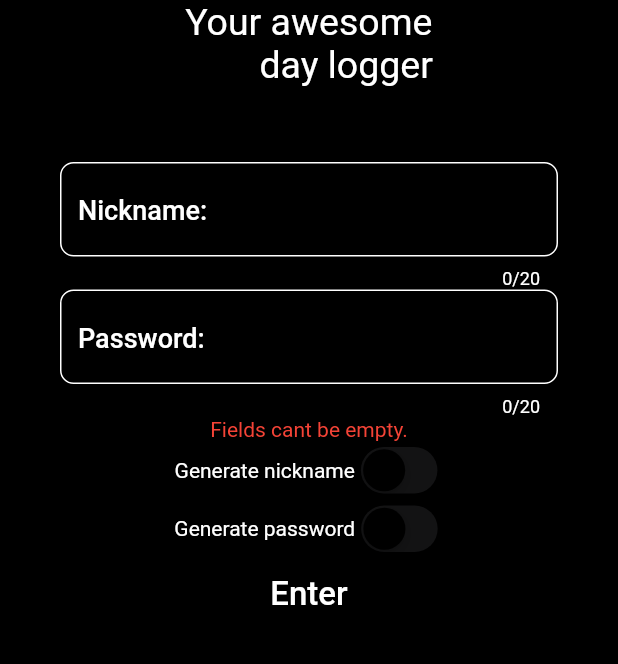
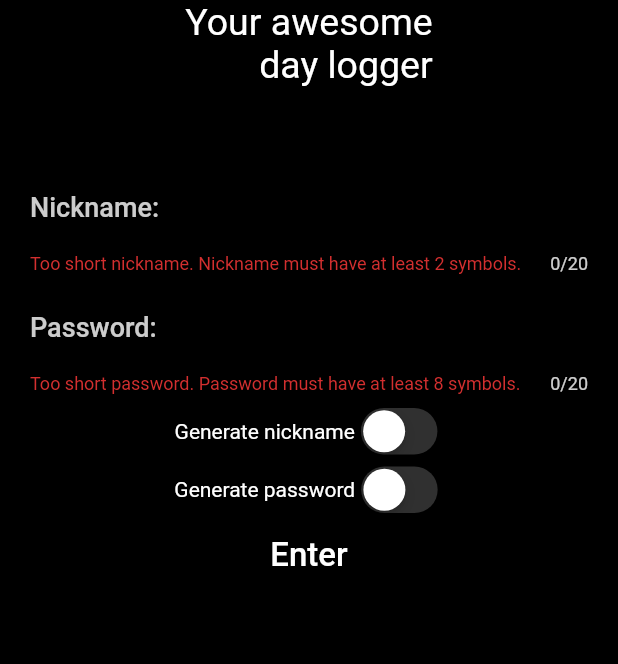
Before and after one commit to peter3374/Loga, a Flutter app: the screen it shows after launch, after a tap on "Enter", on a phone screen of 412 x 824 dp, the part 168-832 px from its top. Run offline on Flutter 3.47's test engine with Material 2 defaults, Android fonts, the phone set to English and light mode, and no system bars; our stand-ins replace hive, hive_flutter, localize_and_translate, random_string, shimmer, speech_to_text; missing offline and left inert: parallax_rain; accounts and stored records are empty; statements that could not run were skipped.

Commit message:
added controller, providers

```diff
--- a/lib/database/scheme/db_scheme.dart
+++ b/lib/database/scheme/db_scheme.dart
@@ -2,6 +2,7 @@
   static const userData = 'user_data'; // some data like themes, password
   static const userReports = 'user_reports'; // only reports
   static const currentFontSize = 'currentFontSize';
+  static const createdAt = 'createdAt';
   static const nickname = 'nickname';
   static const password = 'password';
   static const currentTheme = 'currentTheme';
--- a/lib/screens/initial_screen/initial_screen.dart
+++ b/lib/screens/initial_screen/initial_screen.dart
@@ -3,7 +3,11 @@
 import 'package:loga/screens/console_screen/console_screen.dart';
 import 'package:loga/screens/console_screen/controller/console_screen_controller.dart';
 import 'package:loga/screens/console_screen/providers/speech_provider.dart';
-import 'package:loga/screens/register_screen/controller/visit_provider.dart';
+import 'package:loga/screens/register_screen/controller/register_controller.dart';
+import 'package:loga/screens/register_screen/providers/nicknames_generator_provider.dart';
+import 'package:loga/screens/register_screen/providers/password_generator_provider.dart';
+import 'package:loga/screens/register_screen/providers/register_form_validation_provider.dart';
+import 'package:loga/screens/register_screen/providers/visit_provider.dart';
 import 'package:loga/screens/register_screen/register_screen.dart';
 import 'package:loga/themes/theme_manager.dart';
 import 'package:provider/provider.dart';
@@ -21,6 +25,13 @@
         ),
         ChangeNotifierProvider(create: (context) => SpeechProvider()),
         ChangeNotifierProvider(create: (context) => ConsoleScreenController()),
+        ChangeNotifierProvider(
+          create: (context) => RegisterScreenController(
+            nicknameGeneratorProvider: NicknamesGeneratorProvider(),
+            passwordGeneratorProvider: PasswordGeneratorProvider(),
+            registerFormValidationProvider: RegisterFormValidationProvider(),
+          ),
+        ),
       ],
       child: Consumer<ThemeManager>(
         builder: (__, ThemeManager themeProvider, _) => MaterialApp(
@@ -28,9 +39,9 @@
           title: 'Loga',
           theme: themeProvider.currentTheme,
           home: FutureBuilder(
-            future: VisitProvider.getUserVisits(),
-            builder: (_, isFirstVisit) {
-              return isFirstVisit.data == true
+            future: AuthProvider.isUserRegistrated(),
+            builder: (_, isUserRegistrated) {
+              return isUserRegistrated.data == true
                   ? RegisterScreen()
                   : ConsoleScreen();
             },
--- /dev/null
+++ b/lib/screens/register_screen/controller/register_controller.dart
@@ -0,0 +1,59 @@
+import 'package:flutter/material.dart';
+import 'package:hive_flutter/hive_flutter.dart';
+import 'package:loga/database/scheme/db_scheme.dart';
+import 'package:loga/screens/console_screen/console_screen.dart';
+import 'package:loga/screens/register_screen/providers/nicknames_generator_provider.dart';
+import 'package:loga/screens/register_screen/providers/password_generator_provider.dart';
+import 'package:loga/screens/register_screen/providers/register_form_validation_provider.dart';
+
+class RegisterScreenController extends ChangeNotifier {
+  bool isRandomNickname = false;
+  bool isRandomPassword = false;
+  final _userDataStorage = Hive.box(DbScheme.userData);
+  final NicknamesGeneratorProvider _nicknameGeneratorProvider;
+  final PasswordGeneratorProvider _passwordGeneratorProvider;
+  final RegisterFormValidationProvider registerFormValidationProvider;
+  RegisterScreenController({
+    required NicknamesGeneratorProvider nicknameGeneratorProvider,
+    required PasswordGeneratorProvider passwordGeneratorProvider,
+    required this.registerFormValidationProvider,
+  })  : _nicknameGeneratorProvider = nicknameGeneratorProvider,
+        _passwordGeneratorProvider = passwordGeneratorProvider;
+
+  String generateNickname() =>
+      isRandomNickname ? _nicknameGeneratorProvider.getRandomNickname() : '';
+
+  void switchNicknameValue(bool newValue) {
+    isRandomNickname = newValue;
+    notifyListeners();
+  }
+
+  String generatePassword() =>
+      isRandomPassword ? _passwordGeneratorProvider.generatePassword() : '';
+
+  void switchPasswordValue(bool newValue) {
+    isRandomPassword = newValue;
+    notifyListeners();
+  }
+
+  bool _isValidForm({required GlobalKey<FormState> formKey}) =>
+      formKey.currentState!.validate() ? true : false;
+
+  Future<void> signUp({
+    required GlobalKey<FormState> formKey,
+    required BuildContext context,
+    required String nickname,
+    required String password,
+  }) async =>
+      _isValidForm(formKey: formKey)
+          ? await Future.wait([
+              _userDataStorage.put(DbScheme.nickname, nickname),
+              _userDataStorage.put(DbScheme.password, password),
+              _userDataStorage.put(DbScheme.createdAt, DateTime.now()),
+            ]).then(
+              (value) => Navigator.of(context).push(
+                MaterialPageRoute(builder: (context) => ConsoleScreen()),
+              ),
+            )
+          : null;
+}
--- a/lib/screens/register_screen/controller/generated_nicknames.dart
+++ b/lib/screens/register_screen/providers/nicknames_generator_provider.dart
@@ -1,5 +1,7 @@
-abstract class GeneratedNicknames {
-  static const List<String> nickNamesList = [
+import 'dart:math';
+
+class NicknamesGeneratorProvider {
+  final List<String> _nickNamesList = [
     'bsod',
     'kalich',
     'kale',
@@ -63,4 +65,6 @@
     'xdot',
     'x_x',
   ];
+  String getRandomNickname() =>
+      _nickNamesList[Random().nextInt(_nickNamesList.length)];
 }
--- /dev/null
+++ b/lib/screens/register_screen/providers/password_generator_provider.dart
@@ -0,0 +1,5 @@
+import 'package:random_string/random_string.dart';
+
+class PasswordGeneratorProvider {
+  String generatePassword() => randomString(8);
+}
--- /dev/null
+++ b/lib/screens/register_screen/providers/register_form_validation_provider.dart
@@ -0,0 +1,22 @@
+// TODO translate
+class RegisterFormValidationProvider {
+  String? validateNickname(String? nickname) {
+    if (nickname == null) {
+      return 'Nickname cant be empty.';
+    } else if (nickname.length <= 2) {
+      return 'Too short nickname. Nickname must have at least 2 symbols.';
+    } else {
+      return null;
+    }
+  }
+
+  String? validatePassword(String? password) {
+    if (password == null) {
+      return 'Password cant be empty.';
+    } else if (password.length <= 2) {
+      return 'Too short password. Password must have at least 8 symbols.';
+    } else {
+      return null;
+    }
+  }
+}
--- a/lib/screens/register_screen/controller/visit_provider.dart
+++ b/lib/screens/register_screen/providers/visit_provider.dart
@@ -1,15 +1,17 @@
-import 'dart:developer';
 import 'package:hive_flutter/hive_flutter.dart';
 import 'package:loga/database/scheme/db_scheme.dart';
 
-class VisitProvider {
-  static Future<bool> getUserVisits() async {
+class AuthProvider {
+  static Future<bool> isUserRegistrated() async {
     if (Hive.box(DbScheme.userData).get(DbScheme.nickname) == null) {
-      await Hive.box(DbScheme.userData)
-          .put(DbScheme.currentTheme, DbScheme.darkMode); // set default theme
-      await Hive.box(DbScheme.userData)
-          .put(DbScheme.currentFontSize, 12.0); // set default font
-      log('First Visit');
+      await Hive.box(DbScheme.userData).put(
+        DbScheme.currentTheme,
+        DbScheme.darkMode,
+      );
+      await Hive.box(DbScheme.userData).put(
+        DbScheme.currentFontSize,
+        12.0,
+      );
       return true;
     } else {
       return false;
--- a/lib/screens/register_screen/register_screen.dart
+++ b/lib/screens/register_screen/register_screen.dart
@@ -1,14 +1,10 @@
-import 'dart:math';
 import 'package:localize_and_translate/localize_and_translate.dart';
-import 'package:loga/database/scheme/db_scheme.dart';
-import 'package:loga/screens/register_screen/controller/generated_nicknames.dart';
-import 'package:loga/screens/console_screen/console_screen.dart';
 import 'package:flutter/cupertino.dart';
 import 'package:flutter/material.dart';
-import 'package:hive/hive.dart';
-import 'package:loga/screens/register_screen/widgets/text_field.dart';
+import 'package:loga/screens/register_screen/controller/register_controller.dart';
+import 'package:loga/screens/register_screen/widgets/register_text_field_widget.dart';
 import 'package:parallax_rain/parallax_rain.dart';
-import 'package:random_string/random_string.dart';
+import 'package:provider/provider.dart';
 
 class RegisterScreen extends StatefulWidget {
   RegisterScreen({Key? key}) : super(key: key);
@@ -18,45 +14,20 @@
 }
 
 class _RegisterScreenState extends State<RegisterScreen> {
-  String _errorhandler = '';
   final _formKey = GlobalKey<FormState>();
 
   TextEditingController _nicknameController = TextEditingController();
   TextEditingController _passwordController = TextEditingController();
-
-  bool _nicknameStatus = false;
-  bool _passwordStatus = false;
-  Box _userDataStorage = Hive.box(DbScheme.userData);
-  String _verification() {
-    if (_formKey.currentState!.validate()) {
-      if (_nicknameController.text.length >= 2 &&
-          _passwordController.text.length >= 7) {
-        _userDataStorage.put(DbScheme.nickname, _nicknameController.text);
-        _userDataStorage.put(DbScheme.password, _passwordController.text);
-        print('Username: ${_nicknameController.text}');
-        print('Password: ${_passwordController.text}');
-        Navigator.of(context).push(
-          MaterialPageRoute(builder: (context) => ConsoleScreen()),
-        );
-        return 'Saved data!';
-      } else if (_nicknameController.text == '' &&
-          _passwordController.text == '') {
-        return 'Fields cant be empty.';
-      } else if (_nicknameController.text == '') {
-        return 'Nickname cant be empty.';
-      } else if (_passwordController.text == '') {
-        return 'Password cant be empty.';
-      } else if (_nicknameController.text.length <= 2) {
-        return 'Too short nickname. Nickname must be >2 symbols.';
-      } else if (_passwordController.text.length <= 8) {
-        return 'Too short password. Password must be >10 symbols.';
-      }
-    }
-    return '.';
+  @override
+  void dispose() {
+    _nicknameController.dispose();
+    _passwordController.dispose();
+    super.dispose();
   }
 
   @override
   Widget build(BuildContext context) {
+    final registerController = Provider.of<RegisterScreenController>(context);
     return Scaffold(
       body: SizedBox(
         height: double.infinity,
@@ -75,20 +46,37 @@
               child: Column(
                 mainAxisAlignment: MainAxisAlignment.center,
                 children: [
-                  _logo(),
-                  RegisterTextField(
+                  Padding(
+                    padding: const EdgeInsets.symmetric(vertical: 50),
+                    child: Column(
+                      children: [
+                        Image.asset('assets/logo.png'),
+                        const Text(
+                          'Your awesome\nday logger',
+                          textAlign: TextAlign.right,
+                          style: TextStyle(
+                            color: Colors.white,
+                            fontSize: 25,
+                          ),
+                        ),
+                      ],
+                    ),
+                  ),
+                  RegisterTextFieldWidget(
                     hintText: 'Nickname'.tr(),
+                    formValidationProvider:
+                        registerController.registerFormValidationProvider,
+                    isNicknameValidation: true,
                     textEditingController: _nicknameController,
-                    maxLength: 20,
+                    maxTextLength: 20,
                   ),
-                  RegisterTextField(
+                  RegisterTextFieldWidget(
                     hintText: 'Password'.tr(),
+                    formValidationProvider:
+                        registerController.registerFormValidationProvider,
+                    isNicknameValidation: false,
                     textEditingController: _passwordController,
-                    maxLength: 20,
-                  ),
-                  Text(
-                    _errorhandler,
-                    style: TextStyle(color: Colors.red),
+                    maxTextLength: 20,
                   ),
                   Row(
                     mainAxisAlignment: MainAxisAlignment.center,
@@ -99,43 +87,16 @@
                           color: Theme.of(context).primaryColor,
                         ),
                       ),
-                      StatefulBuilder(builder: (context, state) {
-                        return CupertinoSwitch(
-                          thumbColor: Theme.of(context).scaffoldBackgroundColor,
-                          value: _nicknameStatus,
-                          onChanged: (value) {
-                            state(() {
-                              _nicknameStatus = value;
-                              if (_nicknameStatus) {
-                                _nicknameController.text =
-                                    GeneratedNicknames.nickNamesList[Random()
-                                        .nextInt(GeneratedNicknames
-                                            .nickNamesList.length)];
-                              } else {
-                                _nicknameController.text = '';
-                              }
-                            });
-                          },
-                          activeColor: Colors.white,
-                        );
-                      }),
-                      // CupertinoSwitch(
-                      //   thumbColor: Theme.of(context).scaffoldBackgroundColor,
-                      //   value: _nicknameStatus,
-                      //   onChanged: (value) {
-                      //     setState(() {
-                      //       _nicknameStatus = value;
-                      //       if (_nicknameStatus) {
-                      //         _nicknameController.text =
-                      //             GeneratedNicknames.nickNames[Random().nextInt(
-                      //                 GeneratedNicknames.nickNames.length)];
-                      //       } else {
-                      //         _nicknameController.text = '';
-                      //       }
-                      //     });
-                      //   },
-                      //   activeColor: Colors.white,
-                      // ),
+                      CupertinoSwitch(
+                        value: registerController.isRandomNickname,
+                        onChanged: (value) {
+                          registerController.switchNicknameValue(value);
+                          _nicknameController.text =
+                              registerController.generateNickname();
+                        },
+                        thumbColor: Theme.of(context).primaryColor,
+                        trackColor: Colors.grey.withOpacity(0.3),
+                      ),
                     ],
                   ),
                   Row(
@@ -147,32 +108,25 @@
                           color: Theme.of(context).primaryColor,
                         ),
                       ),
-                      StatefulBuilder(builder: (context, state) {
-                        return CupertinoSwitch(
-                          value: _passwordStatus,
-                          onChanged: (value) {
-                            state(() {
-                              _passwordStatus = value;
-                              if (_passwordStatus) {
-                                _passwordController.text = randomString(8);
-                              } else {
-                                _passwordController.text = '';
-                              }
-                            });
-                          },
-                          thumbColor: Theme.of(context).scaffoldBackgroundColor,
-                          activeColor: Colors.white,
-                        );
-                      }),
+                      CupertinoSwitch(
+                        value: registerController.isRandomPassword,
+                        onChanged: (value) {
+                          registerController.switchPasswordValue(value);
+                          _passwordController.text =
+                              registerController.generatePassword();
+                        },
+                        thumbColor: Theme.of(context).primaryColor,
+                        trackColor: Colors.grey.withOpacity(0.3),
+                      ),
                     ],
                   ),
-                  // enter
                   TextButton(
-                    onPressed: () {
-                      setState(() {
-                        _errorhandler = _verification();
-                      });
-                    },
+                    onPressed: () async => await registerController.signUp(
+                      formKey: _formKey,
+                      context: context,
+                      nickname: _nicknameController.text,
+                      password: _passwordController.text,
+                    ),
                     child: Text(
                       'Enter'.tr(),
                       style: TextStyle(fontSize: 22),
@@ -182,25 +136,8 @@
               ),
             ),
           ),
-          // decoration: BoxDecoration(
-          //     image: DecorationImage(fit: BoxFit.cover, image: NetworkImage(''))),
         ),
       ),
     );
   }
 }
-
-Widget _logo() {
-  return Padding(
-    padding: const EdgeInsets.symmetric(vertical: 50),
-    child: Column(
-      children: [
-        Image.asset('assets/logo.png'),
-        const Text(
-          'Your awesome\n        day logger',
-          style: TextStyle(color: Colors.white, fontSize: 25),
-        ),
-      ],
-    ),
-  );
-}
--- a/lib/screens/register_screen/widgets/text_field.dart
+++ b/lib/screens/register_screen/widgets/register_text_field_widget.dart
@@ -1,27 +1,33 @@
 import 'package:flutter/material.dart';
+import 'package:loga/screens/register_screen/providers/register_form_validation_provider.dart';
 
-class RegisterTextField extends StatelessWidget {
+class RegisterTextFieldWidget extends StatelessWidget {
+  final RegisterFormValidationProvider formValidationProvider;
   final String hintText;
-  final int maxLength;
+  final int maxTextLength;
   final TextEditingController textEditingController;
-  RegisterTextField({
+  final bool isNicknameValidation;
+  RegisterTextFieldWidget({
     Key? key,
     required this.hintText,
     required this.textEditingController,
-    required this.maxLength,
+    required this.maxTextLength,
+    required this.formValidationProvider,
+    required this.isNicknameValidation,
   }) : super(key: key);
 
   @override
   Widget build(BuildContext context) {
     return Padding(
-      padding: const EdgeInsets.symmetric(horizontal: 40),
-      child: TextField(
-        onSubmitted: (value) {
-          textEditingController.text = value;
-        },
+      padding: const EdgeInsets.symmetric(
+        horizontal: 20,
+        vertical: 5,
+      ),
+      child: TextFormField(
+        validator: (value) => isNicknameValidation
+            ? formValidationProvider.validateNickname(value)
+            : formValidationProvider.validatePassword(value),
         controller: textEditingController,
-        enableSuggestions: true, // hints on keyboard
-        enableIMEPersonalizedLearning: true,
         enableInteractiveSelection: true,
         toolbarOptions: const ToolbarOptions(
           copy: true,
@@ -32,28 +38,29 @@
         textInputAction: TextInputAction.go,
         keyboardType: TextInputType.text,
         maxLines: 1,
-        maxLength: maxLength,
+        maxLength: maxTextLength,
         cursorWidth: 8,
         cursorColor: Theme.of(context).primaryColor,
         style: Theme.of(context).textTheme.headline6,
         decoration: InputDecoration(
           focusedBorder: OutlineInputBorder(
-              borderRadius: BorderRadius.circular(9),
-              borderSide: BorderSide(
-                color: Theme.of(context).primaryColor,
-              )),
+            borderRadius: BorderRadius.circular(6),
+            borderSide: BorderSide(
+              color: Theme.of(context).primaryColor,
+            ),
+          ),
           enabledBorder: OutlineInputBorder(
             borderSide: BorderSide(
               color: Theme.of(context).primaryColor,
             ),
-            borderRadius: BorderRadius.circular(9),
+            borderRadius: BorderRadius.circular(6),
           ),
           counterStyle: TextStyle(
-            color: Theme.of(context).primaryColor,
+            color: Theme.of(context).primaryColor.withOpacity(0.8),
           ),
           hintText: hintText,
           hintStyle: TextStyle(
-            color: Theme.of(context).primaryColor,
+            color: Theme.of(context).primaryColor.withOpacity(0.8),
             fontSize: 18,
           ),
           border: InputBorder.none,
```
